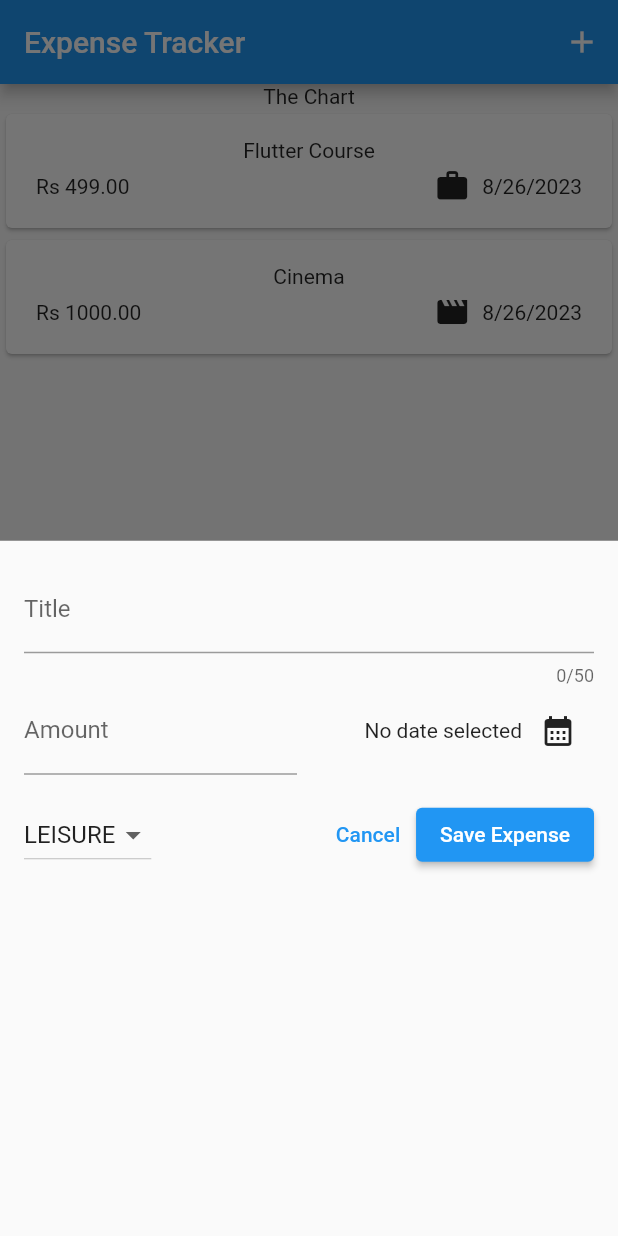
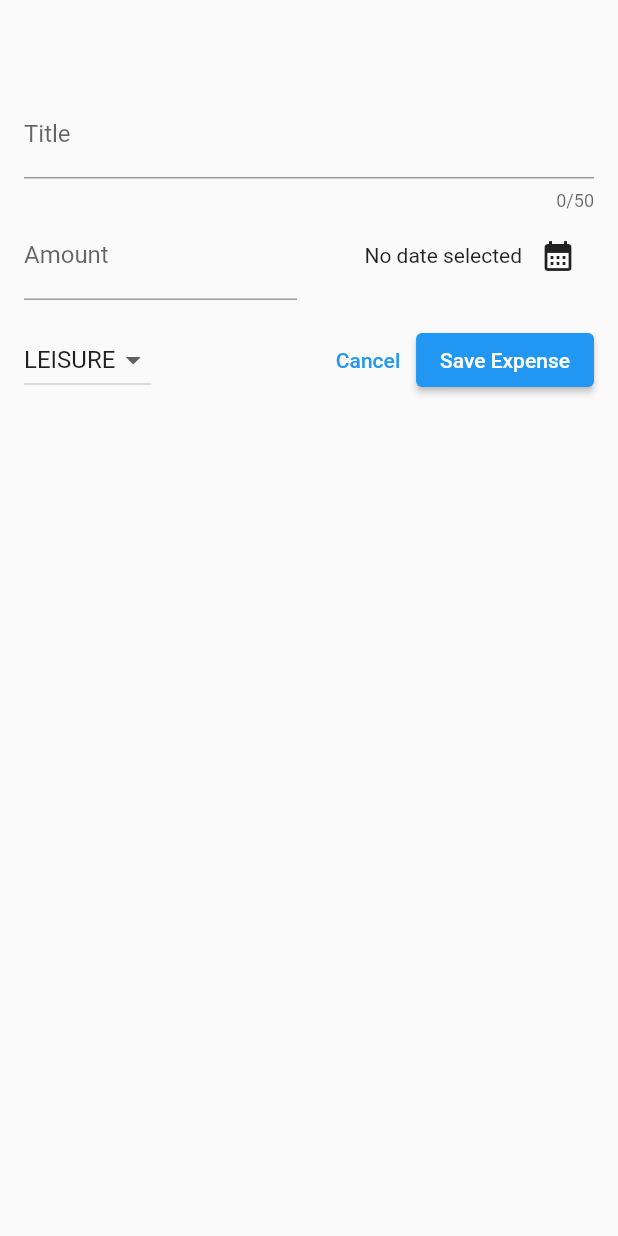
Before and after one commit to karkau123/Expense_Tracker, a Flutter app: the screen it shows after launch, after a tap on the "add" icon, on a phone screen of 412 x 824 dp. Run offline on Flutter 3.47's test engine with Material 2 defaults, Android fonts, the phone set to English and light mode, and no system bars.

Commit message:
new Expenses can be added now.

```diff
--- a/lib/widgets/expenses_list/expenses.dart
+++ b/lib/widgets/expenses_list/expenses.dart
@@ -31,10 +31,18 @@ class _ExpensesState extends State<Expenses> {
   ];
   void _openAddExpenseOverlay() {
     showModalBottomSheet(
+      isScrollControlled: true,
+      context: context,
+      builder: (ctx) =>  NewExpense(onAddExpense:_addExpense),
 
-        context: context, builder: (ctx) => const  NewExpense(),
+    );
+  }
 
-        );
+  void _addExpense(Expense expenses) {
+    setState(() {
+       _registerdExpenses.add(expenses);
+    });
+
   }
 
   @override
--- a/lib/widgets/expenses_list/expenses_list.dart
+++ b/lib/widgets/expenses_list/expenses_list.dart
@@ -11,7 +11,11 @@ class ExpensesList extends StatelessWidget {
   Widget build(BuildContext context) {
     return ListView.builder(
       itemCount: expenses.length,
-      itemBuilder: (ctx, index) => ExpenseItem(expenses[index]),
+      itemBuilder: (ctx, index) => Dismissible(
+        key: ValueKey(expenses[index]),
+         child: ExpenseItem(
+          expenses[index],
+         )) ,
     );
   }
 }
--- a/lib/widgets/expenses_list/new_expense.dart
+++ b/lib/widgets/expenses_list/new_expense.dart
@@ -1,9 +1,10 @@
- import 'package:flutter/material.dart';
+import 'package:flutter/material.dart';
 
 import 'package:expense_tracker/models/expense.dart';
 
 class NewExpense extends StatefulWidget {
-  const NewExpense({super.key});
+  const NewExpense({super.key, required this.onAddExpense});
+  final Function(Expense expense) onAddExpense;
 
   @override
   State<NewExpense> createState() {
@@ -56,8 +57,13 @@ class _NewExpenseState extends State<NewExpense> {
       );
       return;
     }
-
+    widget.onAddExpense(Expense(
+        title: _titleController.text,
+        amount: enteredAmount,
+        date: _selectedDate!,
+        category: _selectedCategory));
     // ...
+    Navigator.pop(context);
   }
 
   @override
@@ -70,7 +76,7 @@ class _NewExpenseState extends State<NewExpense> {
   @override
   Widget build(BuildContext context) {
     return Padding(
-      padding: const EdgeInsets.all(16),
+      padding: const EdgeInsets.fromLTRB(16,60,16,16),
       child: Column(
         children: [
           TextField(
```
